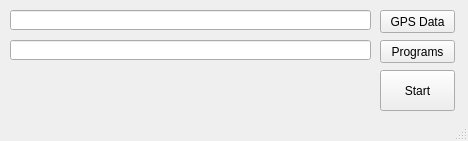
Before: the Qt Designer form interface/interface.ui in N4kamura/GREEN_WAVES, drawn with Qt 5.
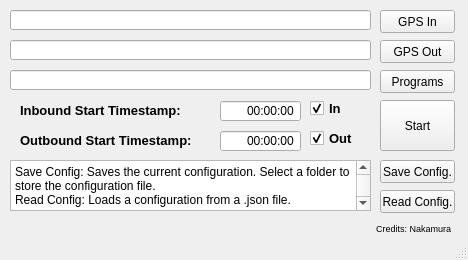
After: the same form once the commit is applied.

Commit message: feat: :sparkles: Added outbound tracking, programs reader and config file

The edit to the form file:
```diff
--- a/interface/interface.ui
+++ b/interface/interface.ui
@@ -7,9 +7,21 @@
     <x>0</x>
     <y>0</y>
     <width>468</width>
-    <height>141</height>
+    <height>260</height>
    </rect>
   </property>
+  <property name="minimumSize">
+   <size>
+    <width>468</width>
+    <height>194</height>
+   </size>
+  </property>
+  <property name="maximumSize">
+   <size>
+    <width>468</width>
+    <height>300</height>
+   </size>
+  </property>
   <property name="windowTitle">
    <string>Time Space Diagram Maker</string>
   </property>
@@ -34,14 +46,14 @@
      </rect>
     </property>
     <property name="text">
-     <string>GPS Data</string>
+     <string>GPS In</string>
     </property>
    </widget>
    <widget class="QLineEdit" name="programLine">
     <property name="geometry">
      <rect>
       <x>10</x>
-      <y>40</y>
+      <y>70</y>
       <width>361</width>
       <height>20</height>
      </rect>
@@ -51,7 +63,7 @@
     <property name="geometry">
      <rect>
       <x>380</x>
-      <y>40</y>
+      <y>70</y>
       <width>75</width>
       <height>23</height>
      </rect>
@@ -64,15 +76,228 @@
     <property name="geometry">
      <rect>
       <x>380</x>
-      <y>70</y>
+      <y>100</y>
       <width>75</width>
-      <height>41</height>
+      <height>51</height>
      </rect>
     </property>
     <property name="text">
      <string>Start</string>
     </property>
    </widget>
+   <widget class="QLabel" name="label">
+    <property name="geometry">
+     <rect>
+      <x>20</x>
+      <y>100</y>
+      <width>191</width>
+      <height>21</height>
+     </rect>
+    </property>
+    <property name="font">
+     <font>
+      <pointsize>10</pointsize>
+      <weight>75</weight>
+      <bold>true</bold>
+     </font>
+    </property>
+    <property name="text">
+     <string>Inbound Start Timestamp: </string>
+    </property>
+   </widget>
+   <widget class="QTimeEdit" name="in_timeEdit">
+    <property name="geometry">
+     <rect>
+      <x>220</x>
+      <y>100</y>
+      <width>81</width>
+      <height>22</height>
+     </rect>
+    </property>
+    <property name="alignment">
+     <set>Qt::AlignRight|Qt::AlignTrailing|Qt::AlignVCenter</set>
+    </property>
+    <property name="buttonSymbols">
+     <enum>QAbstractSpinBox::NoButtons</enum>
+    </property>
+    <property name="displayFormat">
+     <string>HH:mm:ss</string>
+    </property>
+   </widget>
+   <widget class="QLabel" name="label_2">
+    <property name="geometry">
+     <rect>
+      <x>20</x>
+      <y>130</y>
+      <width>191</width>
+      <height>21</height>
+     </rect>
+    </property>
+    <property name="font">
+     <font>
+      <pointsize>10</pointsize>
+      <weight>75</weight>
+      <bold>true</bold>
+     </font>
+    </property>
+    <property name="text">
+     <string>Outbound Start Timestamp: </string>
+    </property>
+   </widget>
+   <widget class="QTimeEdit" name="out_timeEdit">
+    <property name="geometry">
+     <rect>
+      <x>220</x>
+      <y>130</y>
+      <width>81</width>
+      <height>22</height>
+     </rect>
+    </property>
+    <property name="alignment">
+     <set>Qt::AlignRight|Qt::AlignTrailing|Qt::AlignVCenter</set>
+    </property>
+    <property name="buttonSymbols">
+     <enum>QAbstractSpinBox::NoButtons</enum>
+    </property>
+    <property name="displayFormat">
+     <string>HH:mm:ss</string>
+    </property>
+   </widget>
+   <widget class="QLabel" name="label_3">
+    <property name="geometry">
+     <rect>
+      <x>330</x>
+      <y>220</y>
+      <width>121</width>
+      <height>16</height>
+     </rect>
+    </property>
+    <property name="font">
+     <font>
+      <pointsize>7</pointsize>
+      <weight>50</weight>
+      <bold>false</bold>
+     </font>
+    </property>
+    <property name="text">
+     <string>Credits: Nakamura</string>
+    </property>
+    <property name="alignment">
+     <set>Qt::AlignRight|Qt::AlignTrailing|Qt::AlignVCenter</set>
+    </property>
+   </widget>
+   <widget class="QCheckBox" name="in_checkBox">
+    <property name="geometry">
+     <rect>
+      <x>310</x>
+      <y>100</y>
+      <width>61</width>
+      <height>17</height>
+     </rect>
+    </property>
+    <property name="font">
+     <font>
+      <pointsize>10</pointsize>
+      <weight>75</weight>
+      <bold>true</bold>
+     </font>
+    </property>
+    <property name="text">
+     <string>In</string>
+    </property>
+    <property name="checked">
+     <bool>true</bool>
+    </property>
+   </widget>
+   <widget class="QCheckBox" name="out_checkBox">
+    <property name="geometry">
+     <rect>
+      <x>310</x>
+      <y>130</y>
+      <width>61</width>
+      <height>17</height>
+     </rect>
+    </property>
+    <property name="font">
+     <font>
+      <pointsize>10</pointsize>
+      <weight>75</weight>
+      <bold>true</bold>
+     </font>
+    </property>
+    <property name="text">
+     <string>Out</string>
+    </property>
+    <property name="checked">
+     <bool>true</bool>
+    </property>
+   </widget>
+   <widget class="QPushButton" name="outButton">
+    <property name="geometry">
+     <rect>
+      <x>380</x>
+      <y>40</y>
+      <width>75</width>
+      <height>23</height>
+     </rect>
+    </property>
+    <property name="text">
+     <string>GPS Out</string>
+    </property>
+   </widget>
+   <widget class="QLineEdit" name="outLine">
+    <property name="geometry">
+     <rect>
+      <x>10</x>
+      <y>40</y>
+      <width>361</width>
+      <height>20</height>
+     </rect>
+    </property>
+   </widget>
+   <widget class="QPushButton" name="saveButton">
+    <property name="geometry">
+     <rect>
+      <x>380</x>
+      <y>160</y>
+      <width>75</width>
+      <height>23</height>
+     </rect>
+    </property>
+    <property name="text">
+     <string>Save Config.</string>
+    </property>
+   </widget>
+   <widget class="QPushButton" name="readButton">
+    <property name="geometry">
+     <rect>
+      <x>380</x>
+      <y>190</y>
+      <width>75</width>
+      <height>23</height>
+     </rect>
+    </property>
+    <property name="text">
+     <string>Read Config.</string>
+    </property>
+   </widget>
+   <widget class="QPlainTextEdit" name="plainTextEdit">
+    <property name="geometry">
+     <rect>
+      <x>10</x>
+      <y>160</y>
+      <width>361</width>
+      <height>51</height>
+     </rect>
+    </property>
+    <property name="readOnly">
+     <bool>true</bool>
+    </property>
+    <property name="plainText">
+     <string>Save Config: Saves the current configuration. Select a folder to store the configuration file.
+Read Config: Loads a configuration from a .json file.</string>
+    </property>
+   </widget>
   </widget>
   <widget class="QStatusBar" name="statusBar"/>
  </widget>
```
Left out of the diff: 4 changed lines with no effect on the pictures. The commit also changes 3 other files.
